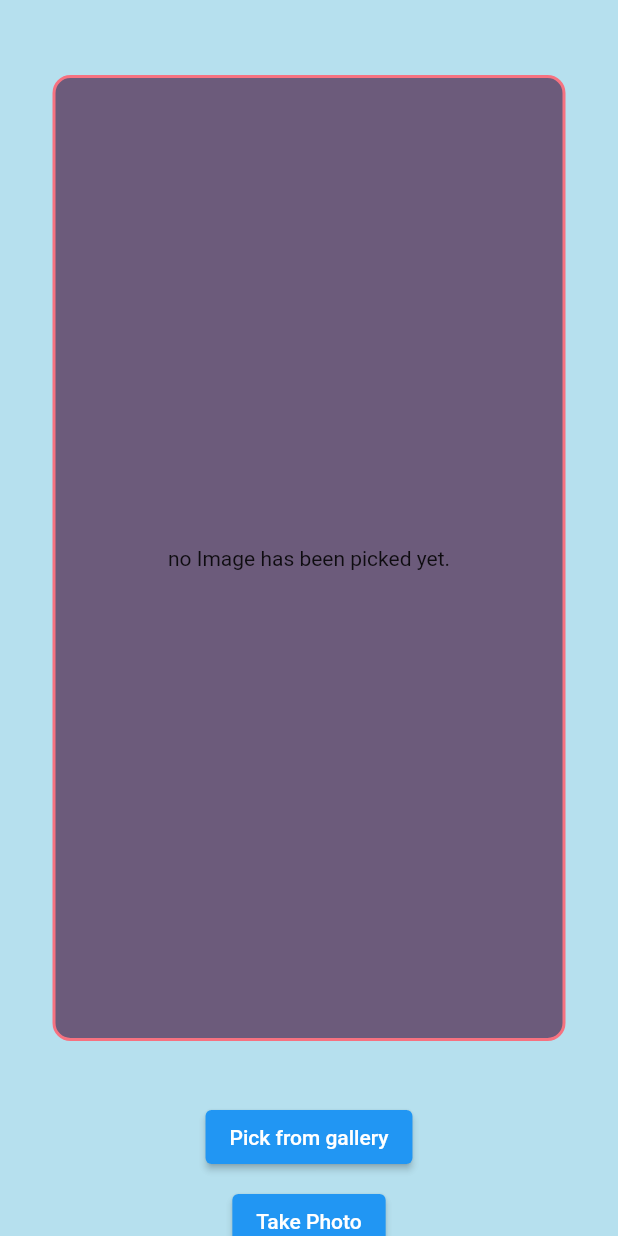
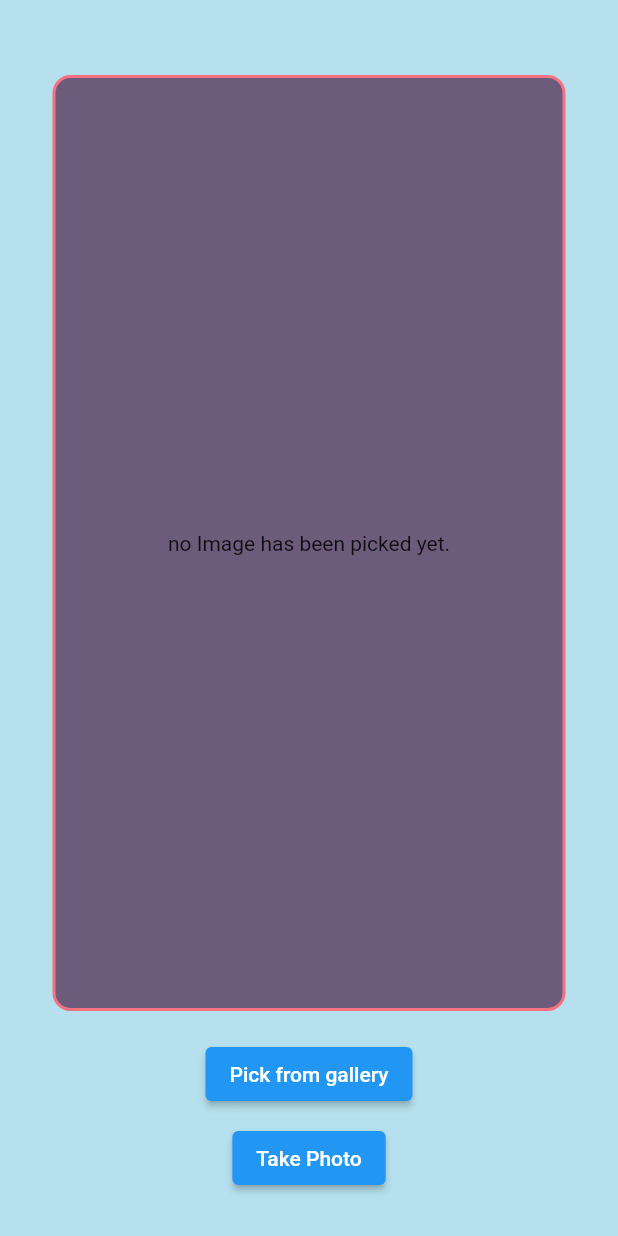
Before and after one commit to ImanMesgaran/flutter_ai_playground, a Flutter app: the CatVsDogPageRoute screen opened by its route, on a phone screen of 412 x 824 dp. Run offline on Flutter 3.47's test engine with Material 2 defaults, Android fonts, the phone set to English and light mode, and no system bars; our stand-ins replace bloc, flutter_bloc, image_picker; missing offline and left inert: tflite.

Commit message:
minor changes.

```diff
--- a/lib/features/cat_vs_dog/presentation/pages/cat_vs_dog_page_route.dart
+++ b/lib/features/cat_vs_dog/presentation/pages/cat_vs_dog_page_route.dart
@@ -34,7 +34,7 @@ class _CatVsDogPageRouteState extends State<CatVsDogPageRoute> {
     return Scaffold(
       backgroundColor: defaultColor.withOpacity(0.5),
       body: BlocConsumer<CatVsDogCubit, CatVsDogState>(
-        cubit: _catVsDogCubit,
+        bloc: _catVsDogCubit,
         listener: (context, state) {
           // TODO: implement listener
         },
@@ -49,7 +49,7 @@ class _CatVsDogPageRouteState extends State<CatVsDogPageRoute> {
                 children: [
                   SizedBox(height: 50),
                   Container(
-                    height: MediaQuery.of(context).size.height - 180,
+                    height: MediaQuery.of(context).size.height - 200,
                     width: MediaQuery.of(context).size.width - 70,
                     decoration: BoxDecoration(
                       color: borderColor,
@@ -65,7 +65,7 @@ class _CatVsDogPageRouteState extends State<CatVsDogPageRoute> {
                             child: Text('no Image has been picked yet.'),
                           ),
                   ),
-                  SizedBox(height: 20),
+                  SizedBox(height: 10),
                   state.analyseResult != null
                       ? Text(
                           state.analyseResult[0]['label'],
@@ -75,7 +75,7 @@ class _CatVsDogPageRouteState extends State<CatVsDogPageRoute> {
                           ),
                         )
                       : Container(),
-                  SizedBox(height: 20),
+                  SizedBox(height: 8),
                   ElevatedButton(
                     onPressed: () async {
                       await _catVsDogCubit.pickImageFromGallery();
```
Also changed, not shown: pubspec.yaml (+8 -4 lines), pubspec.lock.
